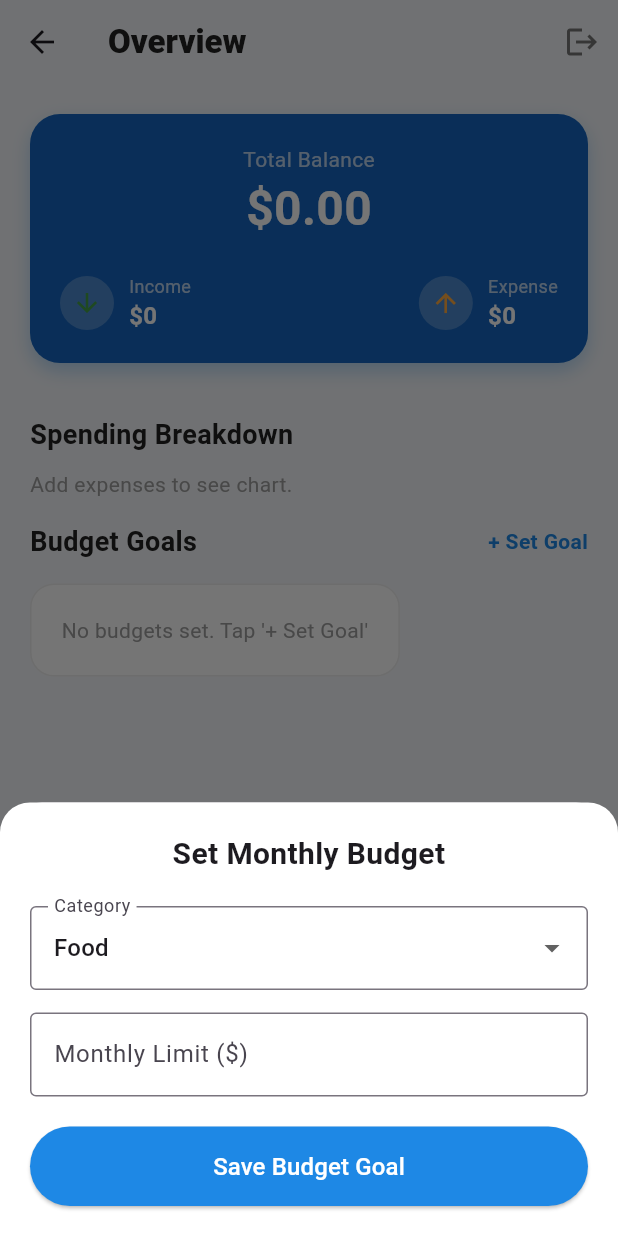
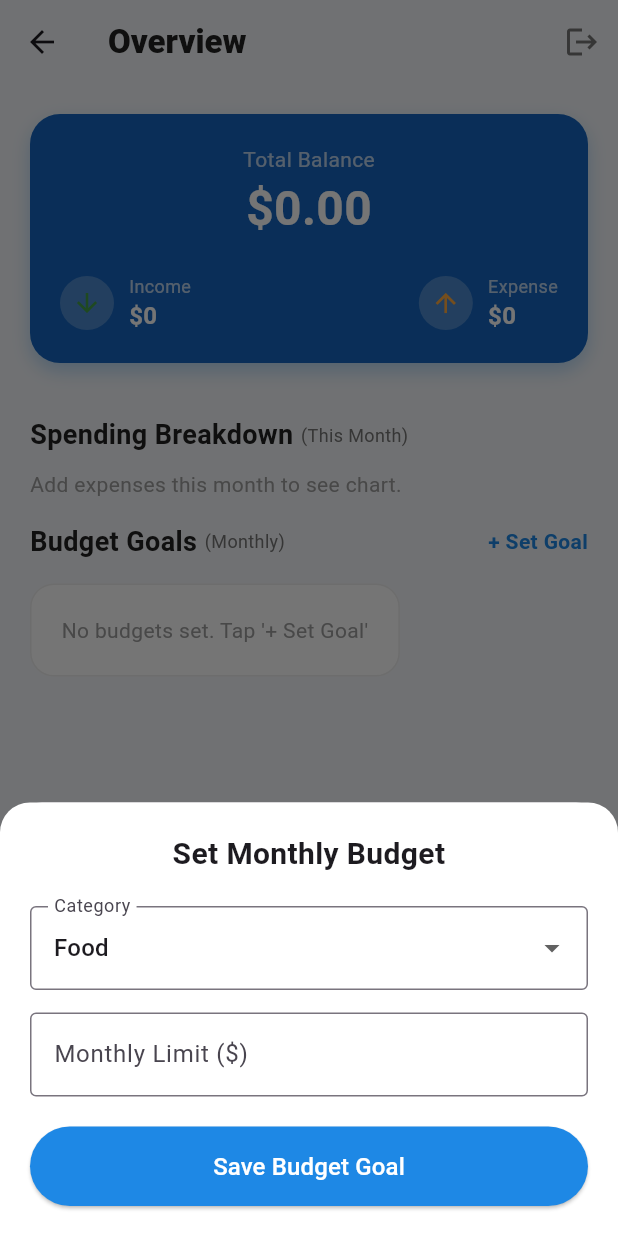
Before and after one commit to Jeeva-21BSR017/ExpenseTracker, a Flutter app: the UserDashboard screen opened by its route, after a tap on "+ Set Goal", on a phone screen of 412 x 824 dp. Run offline on Flutter 3.47's test engine with Material 3 defaults, Android fonts, the phone set to English and light mode, and no system bars; our stand-ins replace cloud_firestore, firebase_auth, firebase_core, fl_chart, get, google_sign_in; accounts and stored records are empty.

Commit message:
fix(home_controller): Date filteration and updated UI

```diff
--- a/lib/controllers/home_controller.dart
+++ b/lib/controllers/home_controller.dart
@@ -11,7 +11,8 @@ class HomeController extends GetxController {
 
   var transactions = <TransactionModel>[].obs;
   var budgets = <BudgetModel>[].obs;
-  var categorySpending = <String, double>{}.obs;
+  var categorySpending =
+      <String, double>{}.obs; // Tracks spending for CURRENT MONTH only
 
   // Filters
   var currentFilter = 'All'.obs;
@@ -71,7 +72,6 @@ class HomeController extends GetxController {
     currentFilter.value = filter;
   }
 
-  // NEW: Set Date Range
   void setDateRange(DateTimeRange? range) {
     if (range == null) {
       dateRangeStart.value = null;
@@ -85,22 +85,31 @@ class HomeController extends GetxController {
   void _calculateStats() {
     double income = 0.0;
     double expense = 0.0;
-    Map<String, double> spending = {};
+    Map<String, double> monthlySpending = {};
+
+    final now = DateTime.now();
 
     for (var t in transactions) {
+      // 1. Total Balance Logic (All Time)
       if (t.type == 'income') {
         income += t.amount;
       } else {
         expense += t.amount;
-        if (!spending.containsKey(t.category)) spending[t.category] = 0.0;
-        spending[t.category] = spending[t.category]! + t.amount;
+
+        // 2. Budget Logic (Strictly Current Month)
+        // Only add to spending map if transaction is in the current month and year
+        if (t.date.month == now.month && t.date.year == now.year) {
+          if (!monthlySpending.containsKey(t.category))
+            monthlySpending[t.category] = 0.0;
+          monthlySpending[t.category] = monthlySpending[t.category]! + t.amount;
+        }
       }
     }
 
     totalIncome.value = income;
     totalExpense.value = expense;
     totalBalance.value = income - expense;
-    categorySpending.value = spending;
+    categorySpending.value = monthlySpending;
   }
 
   Future<void> addTransaction(TransactionModel t) async {
@@ -146,7 +155,7 @@ class HomeController extends GetxController {
 
       Get.snackbar(
         "Goal Set",
-        "Budget updated for $category",
+        "Monthly budget updated for $category",
         snackPosition: SnackPosition.BOTTOM,
         backgroundColor: Colors.black87,
         colorText: Colors.white,
--- a/lib/views/user/user_dashboard.dart
+++ b/lib/views/user/user_dashboard.dart
@@ -87,9 +87,12 @@ class _UserDashboardState extends State<UserDashboard> {
           const SizedBox(height: 10),
           _buildSummaryCard(controller),
 
+          // Spending Chart Header
           Padding(
             padding: const EdgeInsets.fromLTRB(20, 25, 20, 10),
-            child: const Text(
+            child: Row(
+              children: [
+                const Text(
                   "Spending Breakdown",
                   style: TextStyle(
                     fontSize: 18,
@@ -97,13 +100,27 @@ class _UserDashboardState extends State<UserDashboard> {
                     color: AppColors.textPrimary,
                   ),
                 ),
+                const SizedBox(width: 5),
+                Text(
+                  "(This Month)",
+                  style: TextStyle(
+                    fontSize: 12,
+                    color: Colors.grey[600],
+                    fontWeight: FontWeight.normal,
+                  ),
+                ),
+              ],
+            ),
           ),
           _buildSpendingChart(controller),
 
+          // Budget Header
           Padding(
             padding: const EdgeInsets.symmetric(horizontal: 20, vertical: 15),
             child: Row(
               mainAxisAlignment: MainAxisAlignment.spaceBetween,
+              children: [
+                Row(
                   children: [
                     const Text(
                       "Budget Goals",
@@ -112,6 +129,17 @@ class _UserDashboardState extends State<UserDashboard> {
                         fontWeight: FontWeight.bold,
                         color: AppColors.textPrimary,
                       ),
+                    ),
+                    const SizedBox(width: 5),
+                    Text(
+                      "(Monthly)",
+                      style: TextStyle(
+                        fontSize: 12,
+                        color: Colors.grey[600],
+                        fontWeight: FontWeight.normal,
+                      ),
+                    ),
+                  ],
                 ),
                 GestureDetector(
                   onTap: () => showModalBottomSheet(
@@ -140,6 +168,7 @@ class _UserDashboardState extends State<UserDashboard> {
   Widget _buildActivityTab(HomeController controller, BuildContext context) {
     return Column(
       children: [
+        // FILTER BAR
         SingleChildScrollView(
           scrollDirection: Axis.horizontal,
           padding: const EdgeInsets.fromLTRB(20, 20, 20, 10),
@@ -156,6 +185,7 @@ class _UserDashboardState extends State<UserDashboard> {
           ),
         ),
 
+        // TRANSACTION LIST
         Expanded(
           child: Obx(() {
             final list = controller.filteredTransactions;
@@ -297,7 +327,6 @@ class _UserDashboardState extends State<UserDashboard> {
     });
   }
 
-  // NEW: Date Filter Button Widget
   Widget _buildDateFilterButton(
     BuildContext context,
     HomeController controller,
@@ -484,17 +513,25 @@ class _UserDashboardState extends State<UserDashboard> {
         return const Padding(
           padding: EdgeInsets.symmetric(horizontal: 20),
           child: Text(
-            "Add expenses to see chart.",
+            "Add expenses this month to see chart.",
             style: TextStyle(color: Colors.grey),
           ),
         );
       }
       List<PieChartSectionData> sections = [];
       int index = 0;
+
+      // Calculate monthly total for percentage
+      double monthlyTotal = 0;
+      controller.categorySpending.forEach(
+        (key, value) => monthlyTotal += value,
+      );
+
       controller.categorySpending.forEach((category, amount) {
         final color = Colors.primaries[index % Colors.primaries.length];
-        final total = controller.totalExpense.value;
-        final percentage = total == 0 ? 0 : (amount / total) * 100;
+        final percentage = monthlyTotal == 0
+            ? 0
+            : (amount / monthlyTotal) * 100;
         sections.add(
           PieChartSectionData(
             color: color,
```
Lines whose indentation alone changed are shown as unchanged.
